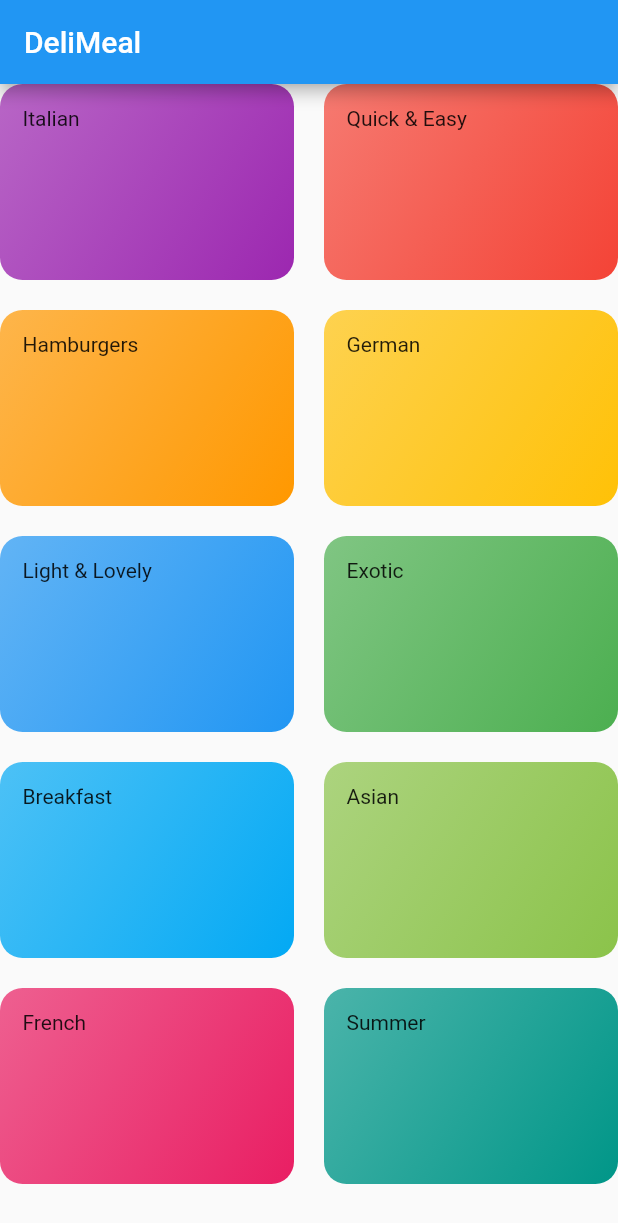
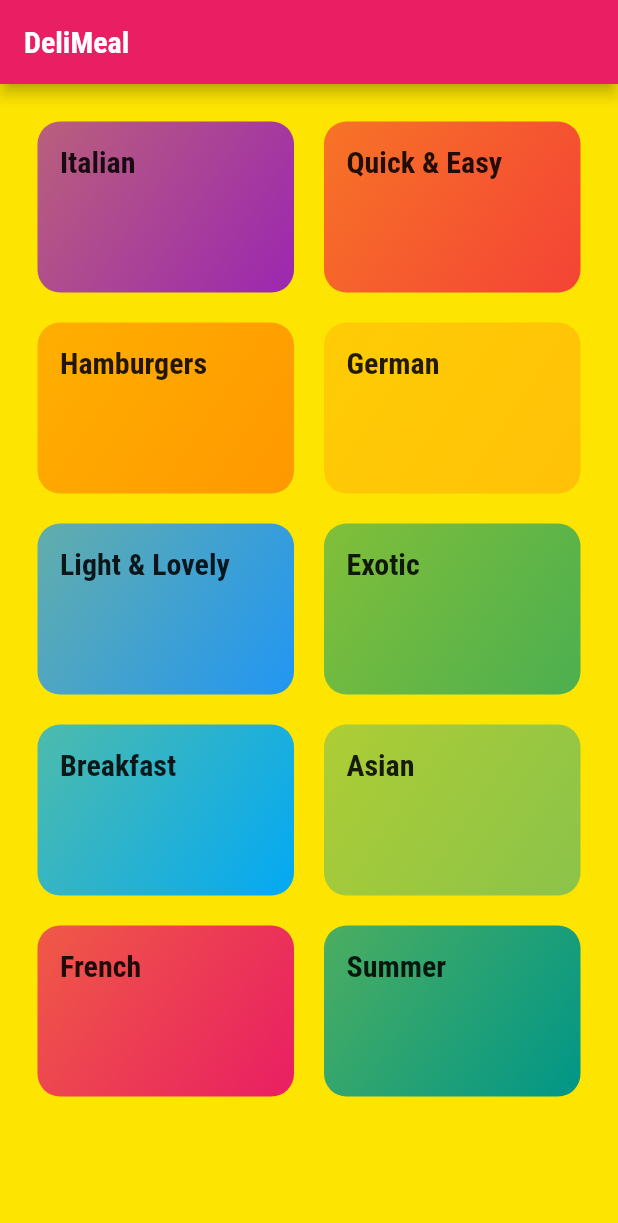
Before and after one commit to tomers55/DeliMeals, a Flutter app: the screen it shows after launch, on a phone screen of 412 x 824 dp. Shown: the top 1223 px of the screen. Run offline on Flutter 3.47's test engine with Material 2 defaults, Android fonts, the phone set to English and light mode, and no system bars.

Commit message:
And fonts

```diff
--- a/lib/categories_screen.dart
+++ b/lib/categories_screen.dart
@@ -14,6 +14,7 @@ class CategoriesScreen extends StatelessWidget {
         title: const Text('DeliMeal'),
       ),
       body: GridView(
+        padding: const EdgeInsets.all(25),
         children: DUMMY_CATEGORIES
             .map((catData) => CategoryItem(catData.title, catData.color))
             .toList(),
--- a/lib/category_item.dart
+++ b/lib/category_item.dart
@@ -12,7 +12,10 @@ class CategoryItem extends StatelessWidget {
   Widget build(BuildContext context) {
     return Container(
       padding: const EdgeInsets.all(15),
-      child: Text(title),
+      child: Text(
+        title,
+        style: Theme.of(context).textTheme.headline6,
+      ),
       decoration: BoxDecoration(
         gradient: LinearGradient(
           colors: [
--- a/lib/main.dart
+++ b/lib/main.dart
@@ -1,3 +1,5 @@
+import 'dart:ui';
+
 import 'package:delimeals/categories_screen.dart';
 import 'package:flutter/material.dart';
 import 'package:flutter/material.dart';
@@ -13,7 +15,22 @@ class MyApp extends StatelessWidget {
     return MaterialApp(
       title: 'Delimeals',
       theme: ThemeData(
-        primarySwatch: Colors.blue,
+        primarySwatch: Colors.pink,
+        accentColor: Colors.amber,
+        canvasColor: Color.fromARGB(255, 254, 229, 1),
+        fontFamily: 'Raleway',
+        textTheme: ThemeData.light().textTheme.copyWith(
+            bodyText1: TextStyle(
+              color: Color.fromARGB(20, 51, 51, 1),
+            ),
+            bodyText2: TextStyle(
+              color: Color.fromARGB(20, 51, 51, 1),
+            ),
+            headline6: TextStyle(
+              fontSize: 20,
+              fontFamily: 'RobotoCondensed',
+              fontWeight: FontWeight.bold,
+            )),
       ),
       home: CategoriesScreen(),
     );
```
Also changed, not shown: pubspec.yaml (+17 -6 lines), assets/fonts/Raleway-Black.ttf (added), assets/fonts/Raleway-Bold.ttf (added), assets/fonts/Raleway-Regular.ttf (added), assets/fonts/RobotoCondensed-Bold.ttf (added), assets/fonts/RobotoCondensed-Italic.ttf (added), assets/fonts/RobotoCondensed-Light.ttf (added), assets/fonts/RobotoCondensed-Regular.ttf (added).
